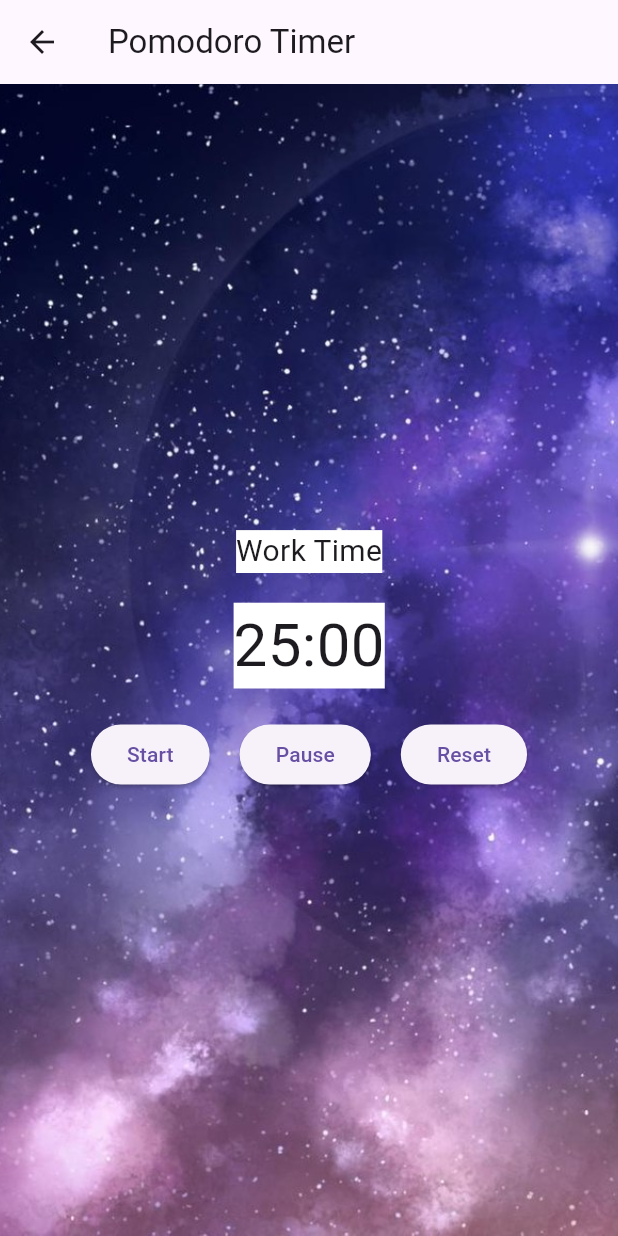
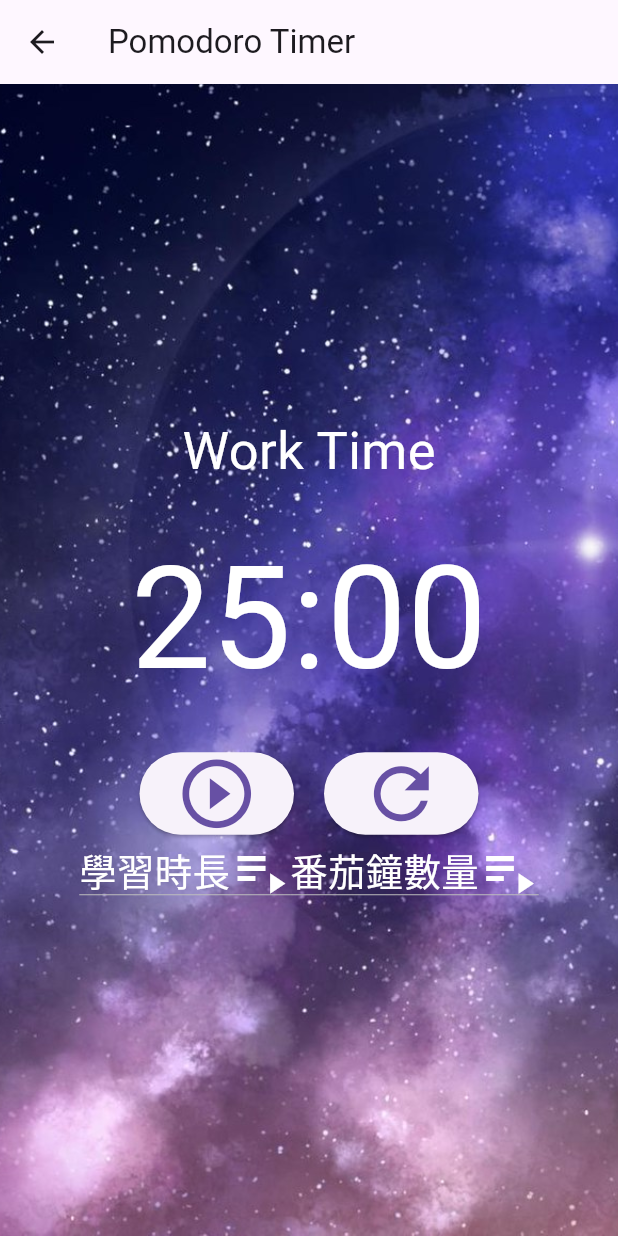
Before and after one commit to hhhh514/times, a Flutter app: the screen it shows after launch, in the side drawer, after a tap on "學習時鐘", on a phone screen of 412 x 824 dp. Run offline on Flutter 3.47's test engine with Material 3 defaults, Android fonts, the phone set to English and light mode, and no system bars; our stand-ins replace audioplayers, dropdown_button2, sqflite, table_calendar; accounts and stored records are empty.

Commit message:
My update

```diff
--- a/lib/studycloock/tomato.dart
+++ b/lib/studycloock/tomato.dart
@@ -2,6 +2,7 @@
   import 'package:audioplayers/audioplayers.dart';
   import 'package:flutter/material.dart';
   import '../schedule/schedule.dart';
+  import 'package:dropdown_button2/custom_dropdown_button2.dart';
   final player=AudioPlayer()..setReleaseMode(ReleaseMode.loop);
 
   void main() {
@@ -16,65 +17,78 @@
       );
     }
   }
-
   class PomodoroTimer extends StatefulWidget {
     @override
     _PomodoroTimerState createState() => _PomodoroTimerState();
   }
- /*play()async{
-  AudioPlayer player = AudioPlayer();
-  player.setSourceAsset('test.mp3');
-  //player.play();
-}*/
+
   class _PomodoroTimerState extends State<PomodoroTimer> {
+    void SetTime(worktime){
+      this.workTime=worktime;
+      startTimer();
+      resetTimer();
+    }
+    int GetTime(){
+      return this.workTime;
+    }
 
-  int workTime = 25;
+    int workTime=25;
     int breakTime = 5;
-  int currentTime = 25 * 60; // Initial time in seconds
+    int currentTime=25*60; // Initial time in seconds初始時間
+    bool ischange=true;
     bool isWorking = true;
-  bool isRunning = false;
-  bool istesting = true;
+    bool isRunning = true;
+    bool istesting = false;
     late Timer timer;
 
     int counter = 0;
 
-  void startTimer() {
-    if (istesting) {
-      player.play(AssetSource("1.mp3"));
-      istesting=false;
+    void startTimer(){
+
+      isRunning&&istesting? player.play(AssetSource("1.mp3")):player.stop();
+      if(isRunning){
+        setState(() {
+          isRunning = false;
+        });
+
         timer = Timer.periodic(Duration(seconds: 1), (timer) {
           setState(() {
             if (currentTime > 0) {
               currentTime--;
             } else {
+              player.stop();
+              this.showAlertDialog(context);
+              timer.cancel();
               if (isWorking) {
-              player.stop();
-              player.play(AssetSource("timeout.mp3"));
+
                   currentTime = breakTime * 60;
               } else {
-              currentTime = workTime * 60;
+
+                  currentTime = GetTime() * 60;
               }
               isWorking = !isWorking;
             }
           });
         });
+
+    }else{
+        setState(() {
+          isRunning = true;
+        });
+        player.stop();
+        timer.cancel();
       }
     }
 
-  void pauseTimer() {
-    if (!istesting) {
+
+    void resetTimer() {
+      timer.cancel();
       player.stop();
-      istesting=true;
-      timer.cancel();
-    }
-  }
-  void resetTimer() {
-    istesting=true;
-    timer.cancel();
       setState(() {
         currentTime = workTime * 60;
         isWorking = true;
         isRunning = false;
+        startTimer();
       });
     }
 
@@ -107,12 +121,12 @@
 
               Text(
                   isWorking ? 'Work Time' : 'Break Time',
-              style: TextStyle(fontSize: 20,backgroundColor:Color.fromARGB(255, 255, 255, 255)),
+                style: TextStyle(fontSize: 35,color: Colors.white),
               ),
               SizedBox(height: 20),
               Text(
                 formatTime(currentTime),
-              style: TextStyle(fontSize: 40,backgroundColor:Color.fromARGB(255, 255, 255, 255)),
+                style: TextStyle(fontSize: 95,color:Colors.white),
               ),
               SizedBox(height: 20),
               Row(
@@ -120,35 +134,100 @@
                 children: [
                     ElevatedButton(
                       onPressed: () {
-                      setState(() {
-                        isRunning = true;
-                      });
+                        istesting=true;
                         startTimer();
                       },
-                    child: Text('Start'),
-                  ),
-                  SizedBox(width: 20),
-                ElevatedButton(
-                  onPressed: () {
-                    setState(() {
-                      isRunning = false;
-                    });
-                    pauseTimer();
-                  },
-                  child: Text('Pause'),
+                        child:Icon(
+                          isRunning ? Icons.play_circle_outline_outlined : Icons.stop_circle_rounded ,
+                          size: 55,)
+
                     ),
                     SizedBox(width: 20),
                   ElevatedButton(
                     onPressed: () {
                       resetTimer();
                     },
-                  child: Text('Reset'),
+                    child: Icon(
+                        Icons.refresh,
+                      size: 55,
+                    ),
+                  ),
+
+                ],
+              ),
+              Row(
+                  mainAxisAlignment: MainAxisAlignment.center,
+                  children:[
+                    DropdownButton(icon: Icon(Icons.playlist_play_sharp), iconSize: 40, iconEnabledColor: Colors.white,
+                      hint: Text('學習時長',style:TextStyle(fontSize:25,color: Colors.white)),
+
+                      items: [
+                        DropdownMenuItem(child: Text('15'), value: 15), DropdownMenuItem(child: Text('20'), value: 20),
+                        DropdownMenuItem(child: Text('25'), value: 25)
+                      ], onChanged: (value) {
+                      setState(() {
+                        istesting=false;
+                      });
+                        return SetTime(value);
+                      },
+                    ),
+                    DropdownButton(icon: Icon(Icons.playlist_play_sharp), iconSize: 40, iconEnabledColor: Colors.white,
+                      hint: Text('番茄鐘數量',style:TextStyle(fontSize:25,color: Colors.white)),
+
+                      items: [
+                        DropdownMenuItem(child: Text('2'), value: 2), DropdownMenuItem(child: Text('3'), value: 3),
+                        DropdownMenuItem(child: Text('4'), value: 4)
+                      ], onChanged: (value) {
+                        setState(() {
+                          istesting=false;
+                        });
+                        return SetTime(value);
+                      },
                     ),
                   ],
                 ),
+
             ],
           ),
+
         ),
+
+      );
+    }
+    void showAlertDialog(BuildContext context) {
+      // Int
+      //isRunning=false;
+
+      player.stop();
+      player.play(AssetSource("timeout.mp3"));
+      AlertDialog dialog = AlertDialog(
+        title: Text(
+          isWorking ? '可以休息了喔' : '要繼續學習了喔',
+          style: TextStyle(fontSize: 35,color: Colors.black),
+
+        ),
+
+        actions: [
+
+          ElevatedButton(
+              child: Text("OK"),
+              onPressed: () {
+                setState(() {
+                  player.stop();
+                  isRunning=true;
+                });
+                Navigator.pop(context);
+              }
+          ),
+        ],
+      );
+
+      // Show the dialog
+      showDialog(
+          context: context,
+          builder: (BuildContext context) {
+            return dialog;
+          }
       );
     }
   }
--- a/pubspec.yaml
+++ b/pubspec.yaml
@@ -31,6 +31,7 @@
   flutter:
     sdk: flutter
   audioplayers: ^5.2.1
+  dropdown_button2: ^1.0.3
   # The following adds the Cupertino Icons font to your application.
   # Use with the CupertinoIcons class for iOS style icons.
   cupertino_icons: ^1.0.2
```
Also changed, not shown: pubspec.lock. Lines whose indentation alone changed are shown as unchanged.
